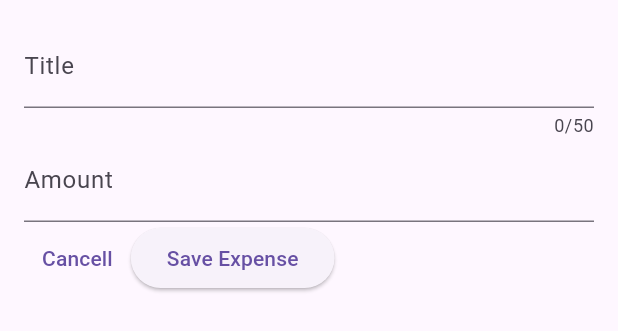
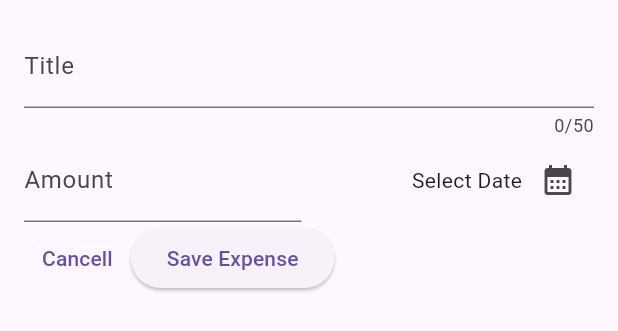
Before and after one commit to Shamimkhan1406/Expense-Tracker-App, a Flutter app: the NewExpense widget shown alone on an empty page, opened directly, on a phone screen of 412 x 824 dp. Shown: the top 331 px of the screen. Run offline on Flutter 3.47's test engine with Material 3 defaults, Android fonts, the phone set to English and light mode, and no system bars.

Commit message:
adding a datepicker

```diff
--- a/lib/widgets/new_expense.dart
+++ b/lib/widgets/new_expense.dart
@@ -10,6 +10,13 @@ class NewExpense extends StatefulWidget {
 class _NewExpenseState extends State<NewExpense> {
   final _titleController = TextEditingController();
   final _amountController = TextEditingController();
+  void _presentDatePicker()
+  {
+    //final now = DateTime.now();
+    final firstDate = DateTime(2023);
+    //final lastDate = DateTime(2025);
+    showDatePicker(context: context, firstDate: firstDate, lastDate: DateTime.now());
+  }
   @override
   void dispose() {
     _titleController.dispose();
@@ -34,7 +41,10 @@ class _NewExpenseState extends State<NewExpense> {
               labelText: 'Title',
             ),
           ),
-          TextField(
+          Row(
+            children: [
+              Expanded(
+                child: TextField(
                   controller: _amountController,
                   //onChanged: _saveTitleInput,
                   keyboardType: TextInputType.number,
@@ -42,6 +52,23 @@ class _NewExpenseState extends State<NewExpense> {
                     prefix: Text('\$ '),
                     labelText: 'Amount',
                   ),
+                ),
+              ),
+              const SizedBox(width: 10,),
+              Expanded(
+                child: Row(
+                  mainAxisAlignment: MainAxisAlignment.end,
+                  //crossAxisAlignment: CrossAxisAlignment.end,
+                  children: [
+                    const Text('Select Date'),
+                    IconButton(onPressed:_presentDatePicker,
+                      icon: const Icon(Icons.calendar_month)
+                    ),
+                  ],
+                ),
+              )
+
+            ],
           ),
           Row(
             children: [
```
Lines whose indentation alone changed are shown as unchanged.
